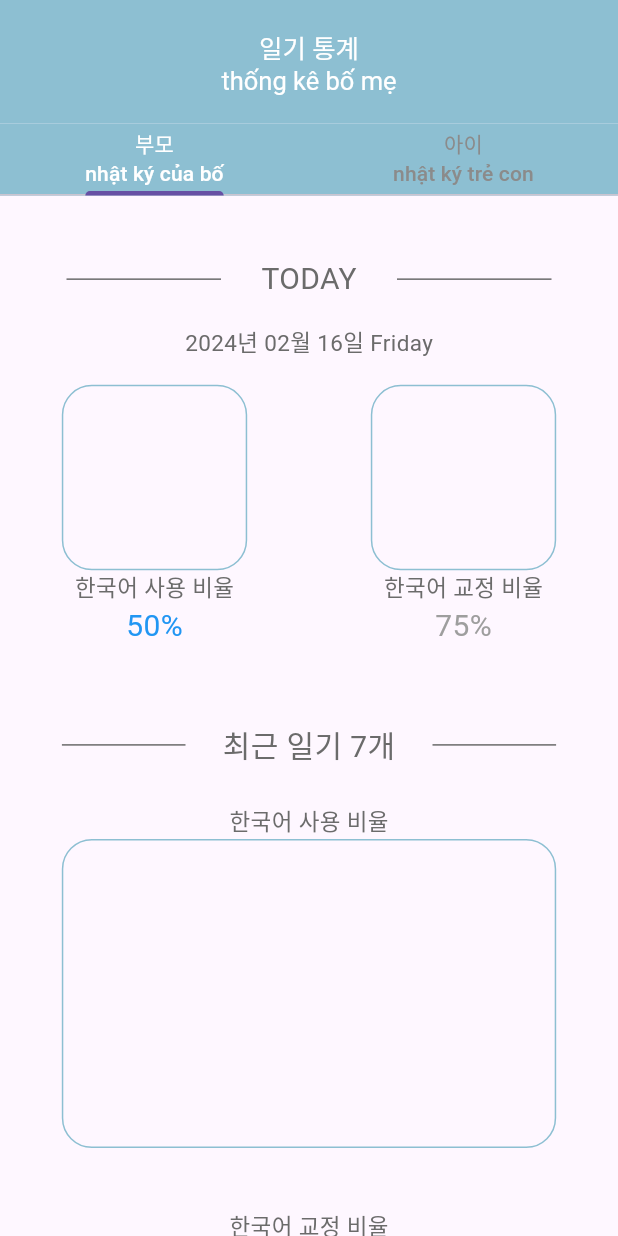
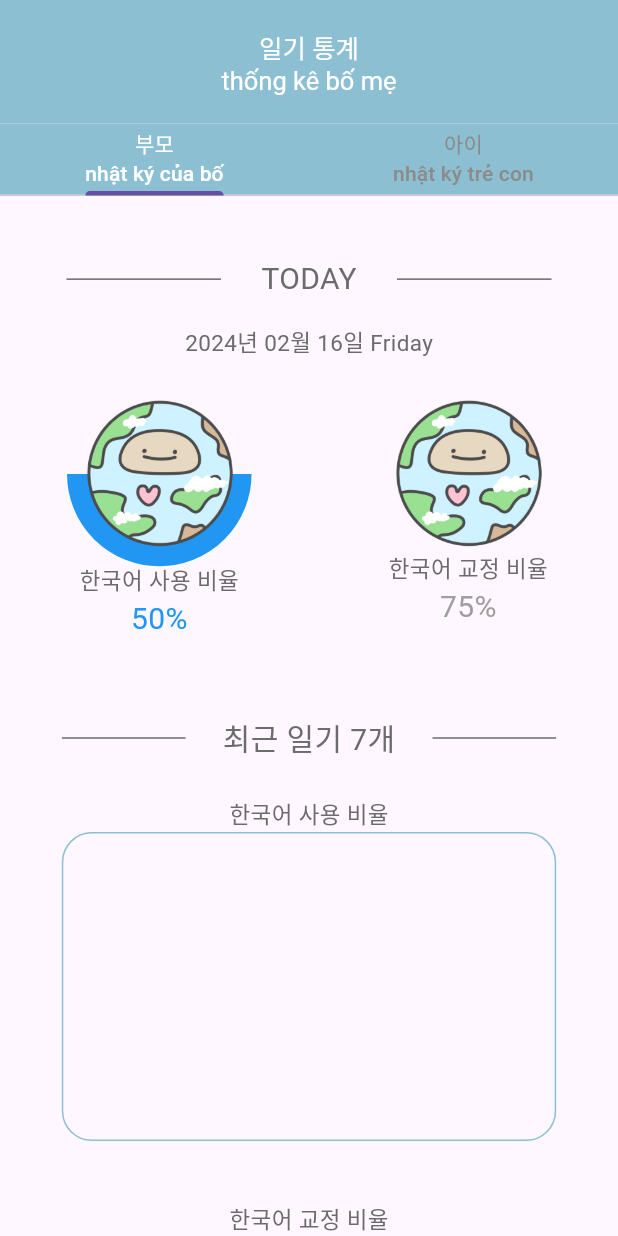
Before and after one commit to Dara-Kim/Front_Flutter, a Flutter app: the Report screen opened directly, on a phone screen of 412 x 824 dp. Run offline on Flutter 3.47's test engine with Material 3 defaults, Android fonts, the light colour scheme and no system bars; drawn by our look-alikes of pie_chart; our stand-ins replace image_picker.

```diff
--- a/Dasori/lib/main.dart
+++ b/Dasori/lib/main.dart
@@ -3,8 +3,7 @@ import 'package:provider/provider.dart';
 import 'package:Front_Flutter/providers/auth.dart';
 import 'package:Front_Flutter/screens/login/login.dart';
 import 'package:Front_Flutter/widgets/navigation_bar.dart';
-// import 'package:dasori/screens/diary/parent_diary_upload.dart';
-import 'package:Front_Flutter/screens/report/report.dart';
+ //import 'package:dasori/screens/diary/parent_diary_upload.dart';
 
 void main() {
   runApp(MyApp());
@@ -18,8 +17,8 @@ class MyApp extends StatelessWidget {
         create: (context) => AuthProvider(),
         child: Consumer<AuthProvider>(
           builder: (context, auth, child) {
-            //return auth.isAuthenticated ? NavBar() : login();
-            return auth.isAuthenticated ? NavBar() : NavBar();
+            return auth.isAuthenticated ? NavBar() : Login();
+            //return auth.isAuthenticated ? NavBar() : NavBar();q
           },
         ),
       ),
--- a/Dasori/lib/providers/auth.dart
+++ b/Dasori/lib/providers/auth.dart
@@ -2,11 +2,13 @@ import 'package:flutter/foundation.dart';
 
 class AuthProvider with ChangeNotifier {
 
+  //
   bool _isAuthenticated = false;
   bool get isAuthenticated => _isAuthenticated;
 
   // URL: /LogIn
   // DB에서 유효한 사용자인지 요청 후 사용해야함
+  //통신:
   void logIn({required String id, required String password}) {
     // 프론트에서 테스트 용도의 로그인 로직
     if (id == 'a' && password == 'a') {
@@ -16,3 +18,5 @@ class AuthProvider with ChangeNotifier {
   }
 
 }
+//변수 활용을 위한 특정 파일 만들기
+//pid 받은 걸 저장, pid 사용할 대
--- /dev/null
+++ b/Dasori/lib/providers/variable.dart
@@ -0,0 +1,9 @@
+//pid, date,등등
+
+//백에서 받은 변수들을 특정 dart 파일에 모아놓고 , 필요할 때 마다 그 파일을 참조해서 변수 값을 받아오려고 해. 그 파일 이름은 variable.dart파일이야
+
+class Variables {
+  static int pid = 1; // 사용자의 dasori_id를 저장하는 변수
+  static DateTime selectedDate = DateTime.now(); // 선택된 날짜를 저장하는 변수
+  static Map<DateTime, bool> markedDates = {}; // 표시된 날짜를 저장하는 변수
+}
--- a/Dasori/lib/screens/conversation/conversation_today.dart
+++ b/Dasori/lib/screens/conversation/conversation.dart
@@ -11,6 +11,10 @@ class Conversation extends StatefulWidget {
 class _ConversationState extends State<Conversation> with TickerProviderStateMixin {
 
   late TabController diaryTabController; // 탭 컨트롤러 선언
+
+  //통신 URL: /home/conversation
+  //통신: pid(variable.dart 내), date
+
 
   @override
   void initState() {
@@ -294,6 +298,7 @@ void _showImagePopupParent(BuildContext context) {
   showDialog(
     context: context,
     builder: (BuildContext context) {
+      //수정: 캐릭터 위치에 맞춰서 말풍선 위치 설정되도록 변경해보기
       return AlertDialog(
         backgroundColor: Colors.transparent,
         content: Stack(
--- a/Dasori/lib/screens/diary/child_diary_camera.dart
+++ b/Dasori/lib/screens/diary/child_diary_camera.dart
@@ -15,10 +15,13 @@ class _CameraState extends State<Camera> {
   File? _image;
   final picker = ImagePicker();
 
+  //통신 URL: /home/child
+  //통신: pid(variable.dart 내), image
+
   // 비동기 처리를 통해 카메라와 갤러리에서 이미지를 가져온다.
   Future getImage(ImageSource imageSource) async {
     final image = await picker.pickImage(source: imageSource);
-
+    // 통신(image): 선택된 이미지에 대해서 서버에 url 요청
     setState(() {
       _image = File(image!.path); // 가져온 이미지를 _image에 저장
     });
--- a/Dasori/lib/screens/diary/parent_diary.dart
+++ b/Dasori/lib/screens/diary/parent_diary.dart
@@ -1,6 +1,6 @@
 import 'package:flutter/material.dart';
 import 'package:flutter/services.dart';
-import 'package:intl/intl.dart'; // 날짜 형식을 사용하기 위한 패키지
+import 'package:intl/intl.dart';
 
 
 class ParentDone extends StatefulWidget {
@@ -13,6 +13,8 @@ class ParentDone extends StatefulWidget {
 class _ParentDoneState extends State<ParentDone> {
   // 여기에 이미지 받아와서 담아둘 변수 설정
   // 현재는 아무 파일 받아옴 <- assets/example0.png
+  //통신 URL: /home/conversation
+  //통신: pid(variable.dart 내), date
 
   Widget showImage() {
     final width = MediaQuery.of(context).size.width;
--- a/Dasori/lib/screens/diary/parent_diary_upload.dart
+++ b/Dasori/lib/screens/diary/parent_diary_upload.dart
@@ -2,7 +2,7 @@ import 'dart:io';
 import 'package:flutter/material.dart';
 import 'package:flutter/services.dart';
 import 'package:image_picker/image_picker.dart';
-import 'package:intl/intl.dart'; // 날짜 형식을 사용하기 위한 패키지
+import 'package:intl/intl.dart';
 import 'package:Front_Flutter/screens/diary/parent_diary.dart';
 
 class Upload extends StatefulWidget {
@@ -17,8 +17,11 @@ class _UploadState extends State<Upload> {
   final picker = ImagePicker();
 
   // 비동기 처리를 통해 카메라와 갤러리에서 이미지를 가져온다.
+  //통신 URL: /home/parent
+  //통신: pid(variable.dart 내), image, text
   Future getImage(ImageSource imageSource) async {
     final image = await picker.pickImage(source: imageSource);
+    // 통신(image): 선택된 이미지에 대해서 서버에 url 요청
 
     setState(() {
       _image = File(image!.path); // 가져온 이미지를 _image에 저장
@@ -52,7 +55,7 @@ class _UploadState extends State<Upload> {
                 )
             )
         ) : Image.file(
-            File(_image!.path), fit: BoxFit.contain),
+            File(_image!.path), fit: BoxFit.contain), //통신: image
       ),
     );
   }
--- a/Dasori/lib/screens/home/home.dart
+++ b/Dasori/lib/screens/home/home.dart
@@ -1,5 +1,11 @@
 import 'package:flutter/material.dart';
 import 'package:intl/intl.dart'; // 날짜 형식을 사용하기 위한 패키지
+import 'package:Front_Flutter/providers/variable.dart';
+
+
+//통신 import
+import 'package:http/http.dart' as http;
+import 'dart:convert';
 
 class Home extends StatefulWidget {
   @override
@@ -7,14 +13,18 @@ class Home extends StatefulWidget {
 }
 
 class _HomeState extends State<Home> {
+
+  //통신 URL: /home
+  //통신: _selectedDate, pid(variable.dart 내)
   DateTime _selectedDate = DateTime.now();
-  // 일기가 작성된 날짜들
-  // 일기가 작성되어 있으면 _markedDates를 true로
+
   final Map<DateTime, bool> _markedDates = {
+    // 통신(서버->클라)completeList -> _markedDates
     DateTime(2024, 1, 5): true,
     DateTime(2024, 2, 5): true,
     DateTime(2024, 2, 9): true,
   };
+
 
   @override
   Widget build(BuildContext context) {
@@ -29,8 +39,8 @@ class _HomeState extends State<Home> {
             width: MediaQuery.of(context).size.width,
             height: MediaQuery.of(context).size.height * 0.03,
           ),
-          // 달력을 표시하는 위젯
-          _buildCalendar(),
+
+          _buildCalendar(), // 달력을 표시하는 위젯
 
           // 선택된 날짜에 대한 정보를 표시하는 카드(부모 일기)를 호출합니다.
           Container(
@@ -140,7 +150,7 @@ class _HomeState extends State<Home> {
           // 요일을 일요일부터 표시하도록 index 조정
           final adjustedIndex = (index + 1) % DateTime.daysPerWeek;
           return Text(
-            DateFormat('EEEEE').format(DateTime(2024, 1, adjustedIndex == 0 ? 7 : adjustedIndex)),
+            DateFormat('EEEE').format(DateTime(2024, 1, adjustedIndex == 0 ? 7 : adjustedIndex)),
             // 각 요일을 표시합니다.
             style: TextStyle(fontSize: 16, fontWeight: FontWeight.bold),
           );
--- a/Dasori/lib/screens/login/login.dart
+++ b/Dasori/lib/screens/login/login.dart
@@ -9,6 +9,7 @@ final List<String> nation_list = <String>['Vietnam', 'Philippines','China'];
 var selectedValue = '언어를 선택하세요.';
 
 class Login extends StatelessWidget {
+
   final TextEditingController _idController = TextEditingController();
   final TextEditingController _passwordController = TextEditingController();
 
@@ -82,7 +83,8 @@ class Login extends StatelessWidget {
               child: TextButton(
                 onPressed: () {
                   print('login button press');
-                  // 로그인 버튼 클릭 시 AuthProvider의 signIn 메서드 호출
+                  // 로그인 버튼 클릭 시 AuthProvider의 logIn 메서드 호출
+
                   Provider.of<AuthProvider>(context, listen: false).logIn(
                     id: _idController.text,
                     password: _passwordController.text,
--- a/Dasori/lib/screens/report/report.dart
+++ b/Dasori/lib/screens/report/report.dart
@@ -1,8 +1,9 @@
 import 'package:flutter/material.dart';
 import 'package:intl/intl.dart'; // 날짜 형식을 사용하기 위한 패키지
-import 'dart:math';
+//import 'package:fl_chart/fl_chart.dart';
+import 'package:pie_chart/pie_chart.dart';
 
-// 전달 받을 데이터 : 부모 한국어 사용 비율 30일치, 부모 한국어 교정 비율
+// 전달 받을 데이터 : 부모 한국어 사용 비율 30일치, 부모 한국어 교정 비율 30일치, 아이 감정 분석 수치 7일치, 아이 맞춤법 교정 비율 30일치
 
 class Report extends StatefulWidget {
   const Report({super.key});
@@ -13,13 +14,16 @@ class Report extends StatefulWidget {
 
 class _ReportState extends State<Report> with TickerProviderStateMixin {
 
-  late TabController reportTabController; // 탭 컨트롤러 선언
+  late TabController reportTabController;
+
+  //통신 URL: /home/reports
+  //통신: pid
 
   @override
   void initState() {
     super.initState();
     reportTabController = TabController(length: 2, vsync: this);
-    reportTabController.addListener(_onTabChanged); // 탭 변경 이벤트
+    reportTabController.addListener(_onTabChanged); // 탭 변경
   }
 
   void _onTabChanged() {
@@ -128,13 +132,32 @@ class _ReportState extends State<Report> with TickerProviderStateMixin {
                               Column(
                                 mainAxisAlignment: MainAxisAlignment.center,
                                 children: [
-                                  Container(
-                                    width: MediaQuery.of(context).size.width * 0.3,
-                                    height: MediaQuery.of(context).size.width * 0.3,
-                                    decoration: BoxDecoration(
-                                        border: Border.all(color: Color(0xFF8DBFD2),),
-                                        borderRadius:BorderRadius.circular(20)
-                                    ),
+                                  Stack(
+                                    alignment: Alignment.center,
+                                    children: [
+                                      Container(
+                                        child: PieChart(
+                                          dataMap: {
+                                            "한국어 사용 비율": 50,
+                                            "remains" : 50,
+                                          },
+                                          chartRadius: MediaQuery.of(context).size.width *0.25,
+                                          colorList: [Colors.blue, Colors.transparent],
+                                          chartType: ChartType.ring,
+                                          legendOptions: LegendOptions(
+                                            showLegends: false,
+                                          ),
+                                          chartValuesOptions: ChartValuesOptions(
+                                            showChartValues: false,
+                                          ),
+                                        ),
+                                      ),
+                                      Image.asset(
+                                        'assets/dasol.png',
+                                        width: MediaQuery.of(context).size.width * 0.25,
+                                        height: MediaQuery.of(context).size.width * 0.25,
+                                      ),
+                                    ],
                                   ),
                                   Text(
                                       '한국어 사용 비율',
@@ -155,13 +178,15 @@ class _ReportState extends State<Report> with TickerProviderStateMixin {
                               Column(
                                 mainAxisAlignment: MainAxisAlignment.center,
                                 children: [
-                                  Container(
-                                    width: MediaQuery.of(context).size.width * 0.3,
-                                    height: MediaQuery.of(context).size.width * 0.3,
-                                    decoration: BoxDecoration(
-                                        border: Border.all(color: Color(0xFF8DBFD2),),
-                                        borderRadius:BorderRadius.circular(20)
-                                    ),
+                                  Stack(
+                                    alignment: Alignment.center,
+                                    children: [
+                                      Image.asset(
+                                        'assets/dasol.png',
+                                        width: MediaQuery.of(context).size.width * 0.25,
+                                        height: MediaQuery.of(context).size.width * 0.25,
+                                      ),
+                                    ],
                                   ),
                                   Text(
                                       '한국어 교정 비율',
--- a/Dasori/lib/widgets/navigation_bar.dart
+++ b/Dasori/lib/widgets/navigation_bar.dart
@@ -1,10 +1,9 @@
 import 'package:flutter/material.dart';
 import 'package:Front_Flutter/screens/home/home.dart';
-import 'package:Front_Flutter/screens/conversation/conversation_today.dart';
+import 'package:Front_Flutter/screens/conversation/conversation.dart';
 import 'package:Front_Flutter/screens/diary/parent_diary_upload.dart';
 import 'package:Front_Flutter/screens/diary/child_diary_camera.dart';
 import 'package:Front_Flutter/screens/report/report.dart';
-
 
 class NavBar extends StatefulWidget {
   @override
--- a/Dasori/pubspec.yaml
+++ b/Dasori/pubspec.yaml
@@ -32,6 +32,8 @@ dependencies:
     sdk: flutter
   provider: ^6.1.1
   intl: ^0.19.0
+  pie_chart: ^5.4.0
+  fl_chart: ^0.66.2
 
   image_picker: ^0.8.4+4
   # The following adds the Cupertino Icons font to your application.
```
Also changed, not shown: Dasori/lib/screens/conversation/conversation_date.dart (deleted).
